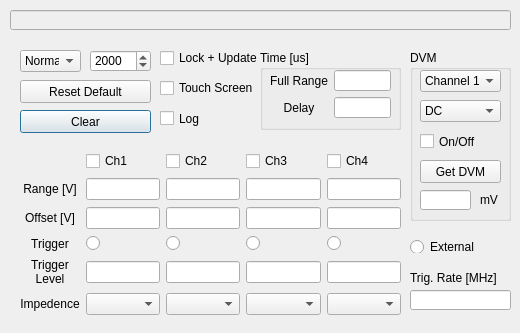
Old version of the form osc_dialog.ui in the repository TripletESR/DAQ_GUI.
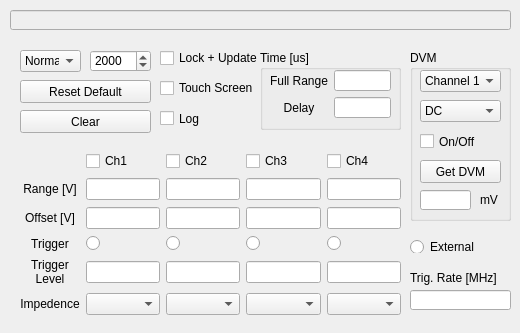
New version of the form.

Commit message: set DVM be absolute; disable Auto Default for buttons

Diff of the .ui file:
```diff
--- a/osc_dialog.ui
+++ b/osc_dialog.ui
@@ -22,6 +22,12 @@
   <property name="windowTitle">
    <string>Oscilloscope</string>
   </property>
+  <property name="sizeGripEnabled">
+   <bool>false</bool>
+  </property>
+  <property name="modal">
+   <bool>false</bool>
+  </property>
   <widget class="QLineEdit" name="lineEdit">
    <property name="enabled">
     <bool>false</bool>
@@ -422,6 +428,9 @@
    <property name="text">
     <string>Clear</string>
    </property>
+   <property name="autoDefault">
+    <bool>false</bool>
+   </property>
   </widget>
   <widget class="QGroupBox" name="groupBox_2">
    <property name="geometry">
@@ -518,6 +527,9 @@
     <property name="text">
      <string>Get DVM</string>
     </property>
+    <property name="autoDefault">
+     <bool>false</bool>
+    </property>
    </widget>
    <widget class="QLineEdit" name="lineEdit_DVM">
     <property name="enabled">
```
The commit also changes 3 other files.
